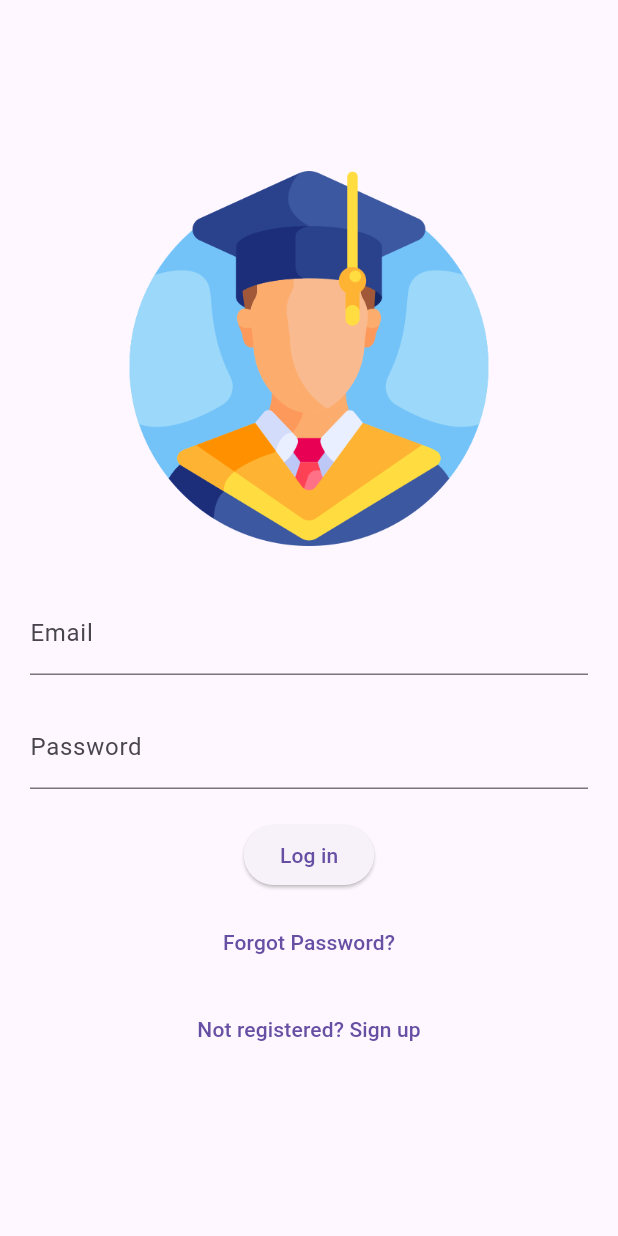
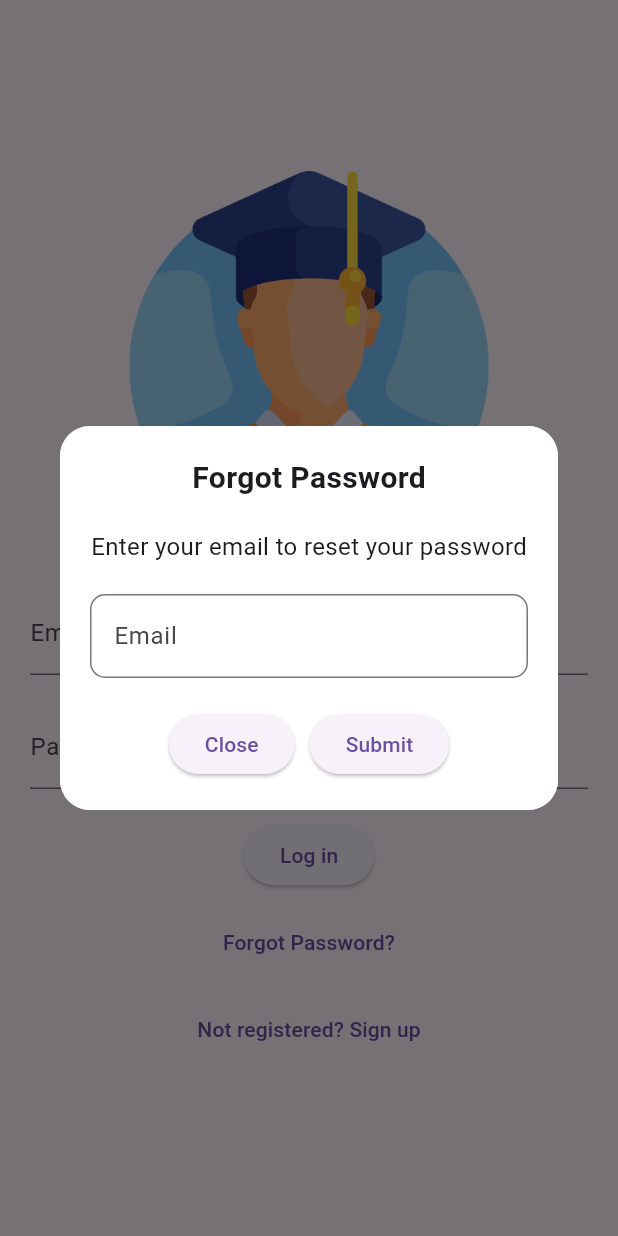
Before and after one commit to nishanthhks/Find-It-Fast, a Flutter app: the StudentLoginPage screen opened by its route, after a tap on "Forgot Password?", on a phone screen of 412 x 824 dp. Run offline on Flutter 3.47's test engine with Material 3 defaults, Android fonts, the phone set to English and light mode, and no system bars; our stand-ins replace cloud_firestore, firebase_auth, firebase_core, image_picker; accounts and stored records are empty; network calls fail.

Commit message:
student login page reset password implemented - in almost stable condition

```diff
--- a/lib/pages/student_login_page.dart
+++ b/lib/pages/student_login_page.dart
@@ -122,16 +122,13 @@ class _StudentLoginState extends State<StudentLoginPage> {
                 SizedBox(height: 10),
                 TextButton(
                   onPressed: () {
-                    // Add navigation logic here
+                    dialogBox(context);
                   },
                   child: Text('Forgot Password?'),
                 ),
                 SizedBox(height: 10),
                 TextButton(
-                  onPressed: () {
-                    // Add navigation logic for signup here
-                    Navigator.pushNamed(context, MyRouts.studentSignupRout);
-                  },
+                  onPressed: () {},
                   child: Text('Not registered? Sign up'),
                 ),
               ],
@@ -142,3 +139,90 @@ class _StudentLoginState extends State<StudentLoginPage> {
     );
   }
 }
+
+void dialogBox(BuildContext context) {
+  final TextEditingController _emailController = TextEditingController();
+  final auth = AuthServices();
+
+  showDialog(
+    context: context,
+    builder: (BuildContext context) {
+      return Dialog(
+        shape: RoundedRectangleBorder(
+          borderRadius: BorderRadius.circular(20),
+        ),
+        child: Container(
+          decoration: BoxDecoration(
+            color: Colors.white,
+            borderRadius: BorderRadius.circular(20),
+          ),
+          padding: EdgeInsets.all(20),
+          child: Column(
+            mainAxisSize: MainAxisSize.min,
+            children: [
+              const Text(
+                'Forgot Password',
+                style: TextStyle(
+                  fontSize: 20,
+                  fontWeight: FontWeight.bold,
+                ),
+              ),
+              const SizedBox(height: 20),
+              const Text(
+                'Enter your email to reset your password',
+                style: TextStyle(
+                  fontSize: 16,
+                ),
+              ),
+              const SizedBox(height: 20),
+              TextField(
+                controller: _emailController,
+                decoration: InputDecoration(
+                  labelText: 'Email',
+                  border: OutlineInputBorder(
+                    borderRadius: BorderRadius.circular(10),
+                  ),
+                ),
+              ),
+              const SizedBox(height: 20),
+              Row(
+                mainAxisAlignment: MainAxisAlignment.center,
+                children: [
+                  ElevatedButton(
+                    onPressed: () {
+                      Navigator.pop(context);
+                    },
+                    child: Text('Close'),
+                  ),
+                  const SizedBox(width: 10),
+                  ElevatedButton(
+                    onPressed: () async {
+                      final email = _emailController.text.trim();
+                      try {
+                        await auth.sendPasswordResetEmail(email: email);
+                        Navigator.pop(context);
+                        ScaffoldMessenger.of(context).showSnackBar(
+                          SnackBar(
+                            content:
+                                Text('Password reset email sent to $email'),
+                          ),
+                        );
+                      } catch (error) {
+                        ScaffoldMessenger.of(context).showSnackBar(
+                          SnackBar(
+                            content: Text('Error sending password reset email'),
+                          ),
+                        );
+                      }
+                    },
+                    child: Text('Submit'),
+                  ),
+                ],
+              ),
+            ],
+          ),
+        ),
+      );
+    },
+  );
+}
--- a/lib/services/authentication.dart
+++ b/lib/services/authentication.dart
@@ -13,12 +13,16 @@ class AuthServices {
   }) async {
     String response = 'Some error occurred';
     try {
-      UserCredential userCredential = await _auth.createUserWithEmailAndPassword(
+      UserCredential userCredential =
+          await _auth.createUserWithEmailAndPassword(
         email: email,
         password: password,
       );
 
-      await _firestore.collection('students').doc(userCredential.user!.uid).set({
+      await _firestore
+          .collection('students')
+          .doc(userCredential.user!.uid)
+          .set({
         'name': name,
         'usn': usn,
         'email': email,
@@ -63,4 +67,8 @@ class AuthServices {
   Future<void> signOut() async {
     await _auth.signOut();
   }
+
+  Future<void> sendPasswordResetEmail({required String email}) async {
+    await _auth.sendPasswordResetEmail(email: email);
+  }
 }
```
